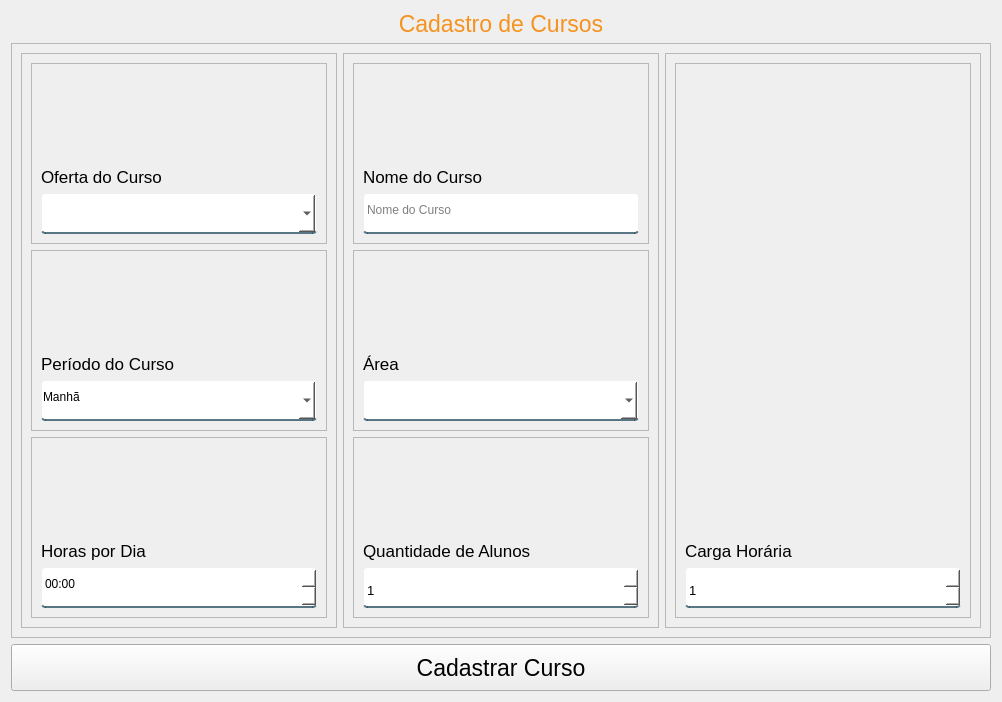
Above: App/view/ui/cadastroCurso.ui from Senac-SOR-ADS/Mapa-de-Sala before the change. Below: the same form after it.
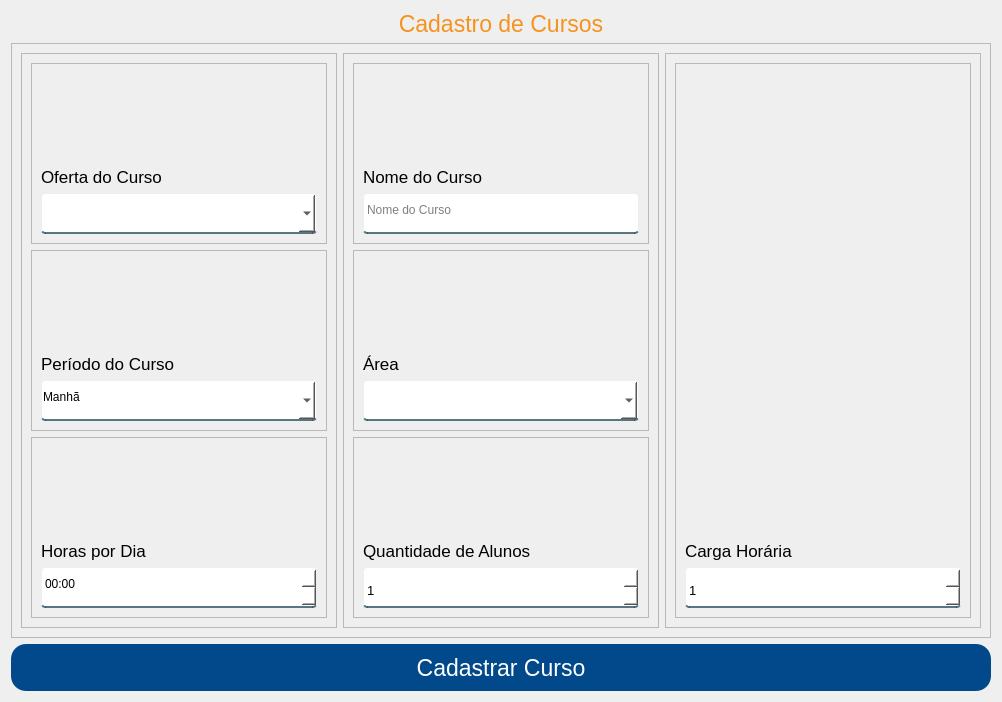
That is the form after the change.

Commit message:
Alteração no comboBox
Renomeando comboBox para retornar dados corretamente

The edit to the form file:
```diff
--- a/App/view/ui/cadastroCurso.ui
+++ b/App/view/ui/cadastroCurso.ui
@@ -35,7 +35,7 @@
 	padding-bottom:7px;
 }
  
-#btnEditarCurso {
+#btnCadastrarCurso {
 	background-color: #01498a;
 	color: #FFF;
 	border: none;
```
Left out of the diff: 2 changed lines with no effect on the pictures. The commit also changes 1 other file.
